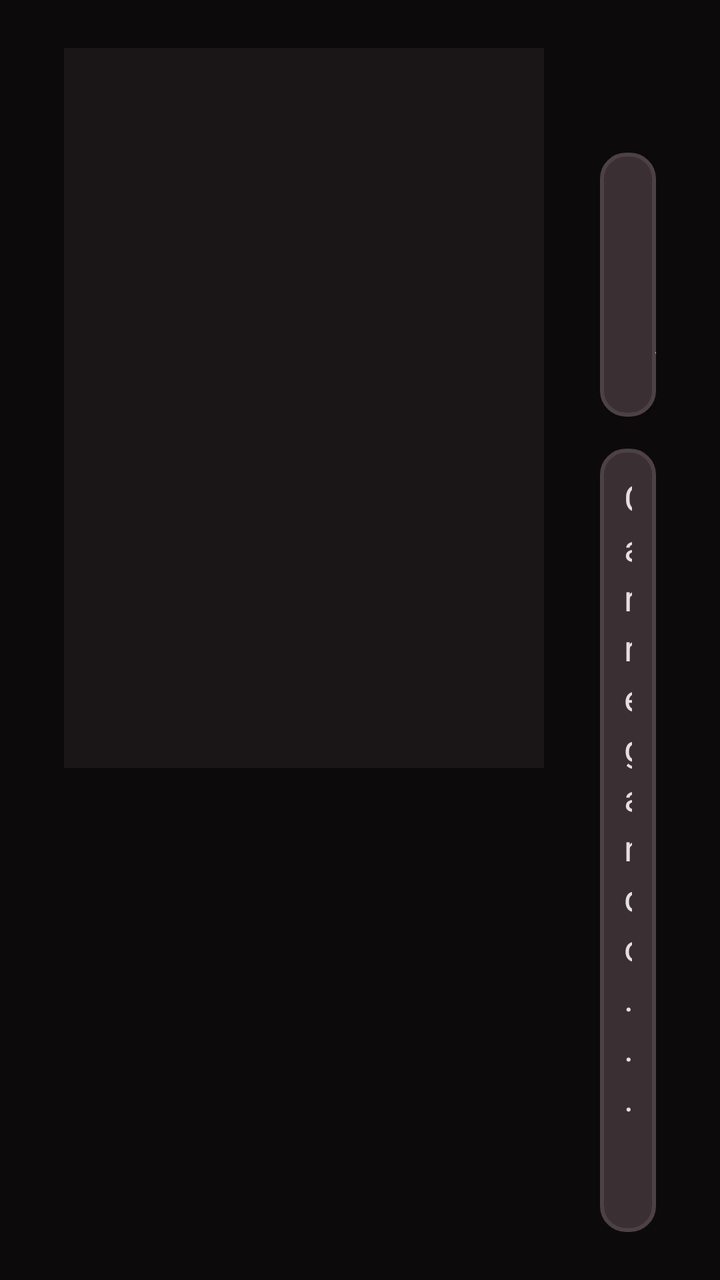
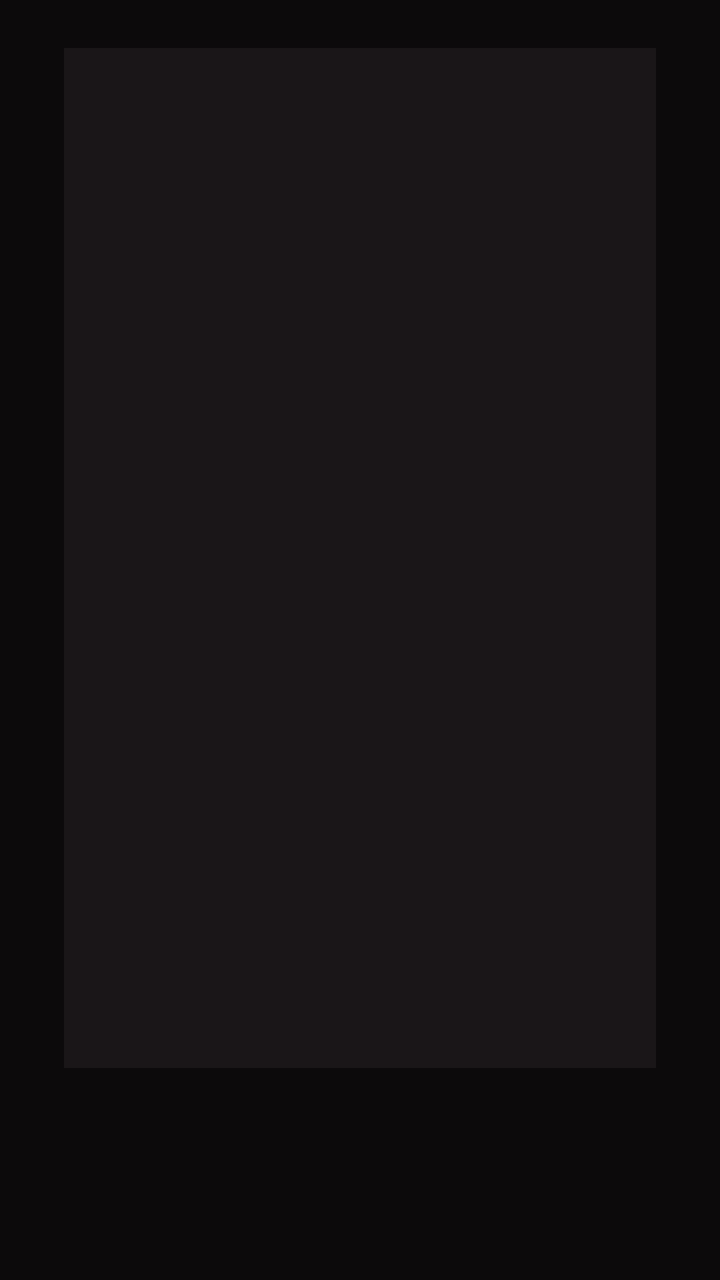

An Android layout rendered at two revisions. The XML below is the earlier revision; the diff shows what the commit changed to produce the second picture.
<!-- AndroidManifest.xml: application theme android:Theme.Material.NoActionBar -->
<!-- res/layout/activity_movie.xml -->
<?xml version="1.0" encoding="utf-8"?>
<LinearLayout xmlns:android="http://schemas.android.com/apk/res/android"
    android:layout_width="match_parent"
    android:layout_height="match_parent"
    android:background="#0C0A0B"
    android:orientation="horizontal"
    android:paddingStart="32dp"
    android:paddingTop="24dp"
    android:paddingEnd="32dp"
    android:paddingBottom="24dp">

    <ImageView
        android:id="@+id/iv_cover"
        android:layout_width="240dp"
        android:layout_height="360dp"
        android:background="#1A1618"
        android:contentDescription="Capa"
        android:scaleType="centerCrop" />

    <LinearLayout
        android:layout_width="0dp"
        android:layout_height="match_parent"
        android:layout_marginStart="28dp"
        android:layout_weight="1"
        android:orientation="vertical">

        <TextView
            android:id="@+id/tv_title"
            android:layout_width="match_parent"
            android:layout_height="wrap_content"
            android:ellipsize="end"
            android:maxLines="2"
            android:textColor="#FF2A3D"
            android:textSize="30sp"
            android:textStyle="bold" />

        <TextView
            android:id="@+id/tv_meta"
            android:layout_width="match_parent"
            android:layout_height="wrap_content"
            android:layout_marginTop="8dp"
            android:ellipsize="end"
            android:maxLines="2"
            android:textColor="#A39A9D"
            android:textSize="18sp"
            android:visibility="gone" />

        <Button
            android:id="@+id/btn_continue"
            android:layout_width="wrap_content"
            android:layout_height="wrap_content"
            android:layout_marginTop="16dp"
            android:background="@drawable/bg_button"
            android:focusable="true"
            android:minWidth="200dp"
            android:paddingStart="28dp"
            android:paddingEnd="28dp"
            android:text="Continuar de onde parei"
            android:textColor="#FFFFFF"
            android:textSize="22sp"
            android:textStyle="bold"
            android:visibility="gone" />

        <Button
            android:id="@+id/btn_play"
            android:layout_width="wrap_content"
            android:layout_height="wrap_content"
            android:layout_marginTop="12dp"
            android:background="@drawable/bg_button"
            android:focusable="true"
            android:minWidth="200dp"
            android:paddingStart="28dp"
            android:paddingEnd="28dp"
            android:text="Tocar"
            android:textColor="#FFFFFF"
            android:textSize="22sp"
            android:textStyle="bold" />

        <ScrollView
            android:id="@+id/sv_plot"
            android:layout_width="match_parent"
            android:layout_height="0dp"
            android:layout_marginTop="16dp"
            android:layout_weight="1"
            android:background="@drawable/bg_button"
            android:focusable="true"
            android:padding="12dp"
            android:scrollbars="none">

            <TextView
                android:id="@+id/tv_plot"
                android:layout_width="match_parent"
                android:layout_height="wrap_content"
                android:lineSpacingExtra="4dp"
                android:text="Carregando..."
                android:textColor="#E6DFE1"
                android:textSize="18sp" />
        </ScrollView>
    </LinearLayout>

</LinearLayout>
<!-- resources referenced by this layout -->
<resources>
  <!-- drawable bg_button (drawable) -->
  <?xml version="1.0" encoding="utf-8"?>
  <selector xmlns:android="http://schemas.android.com/apk/res/android">
  
      <item android:state_focused="true">
          <shape android:shape="rectangle">
              <solid android:color="#E50914" />
              <stroke
                  android:width="4dp"
                  android:color="#FFFFFF" />
              <corners android:radius="12dp" />
          </shape>
      </item>
  
      <item android:state_pressed="true">
          <shape android:shape="rectangle">
              <solid android:color="#B20710" />
              <stroke
                  android:width="4dp"
                  android:color="#FFFFFF" />
              <corners android:radius="12dp" />
          </shape>
      </item>
  
      <item>
          <shape android:shape="rectangle">
              <solid android:color="#3A3034" />
              <stroke
                  android:width="2dp"
                  android:color="#4D4145" />
              <corners android:radius="12dp" />
          </shape>
      </item>
  
  </selector>
</resources>

<!-- the commit's change to res/layout/activity_movie.xml (unified diff, before → after) -->
@@ -11,8 +11,8 @@
 
     <ImageView
         android:id="@+id/iv_cover"
-        android:layout_width="240dp"
-        android:layout_height="360dp"
+        android:layout_width="340dp"
+        android:layout_height="510dp"
         android:background="#1A1618"
         android:contentDescription="Capa"
         android:scaleType="centerCrop" />
